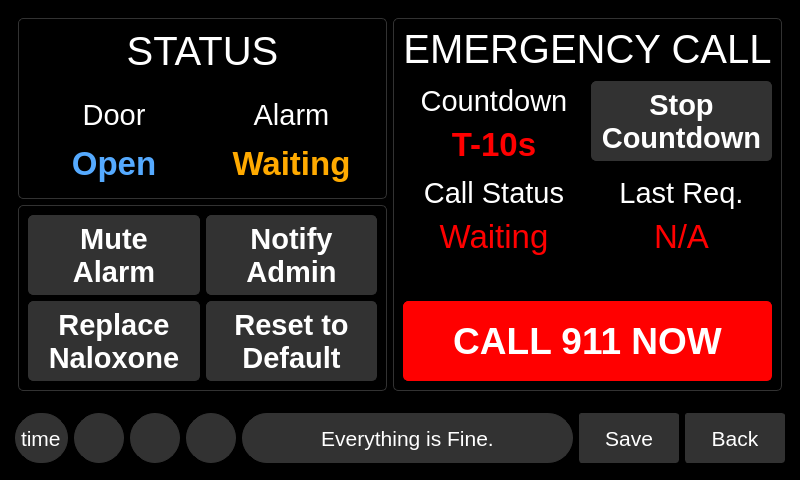
zyl120/Naloxone_Safety_Kit, file qt_design/main_window.ui: the form before one commit.
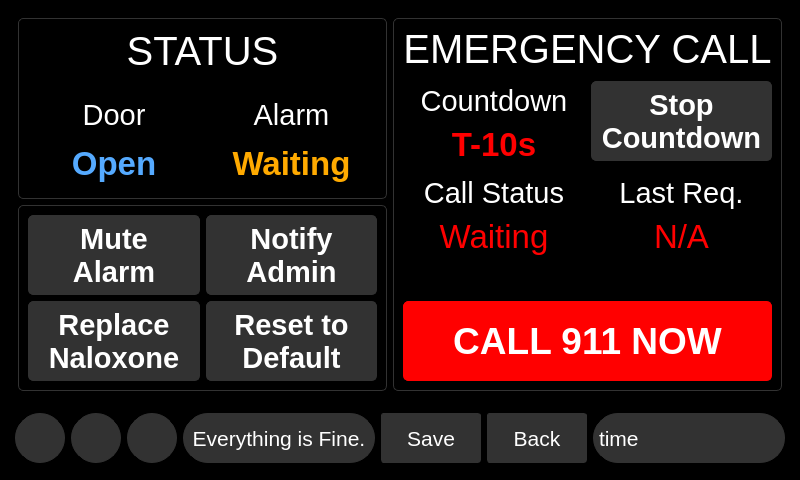
The form after the commit. Icons and pictures are not drawn.

Commit message: change status bar size policy

```diff
--- a/qt_design/main_window.ui
+++ b/qt_design/main_window.ui
@@ -5493,33 +5493,6 @@
        <property name="bottomMargin">
         <number>5</number>
        </property>
-       <item>
-        <widget class="QLabel" name="time_label">
-         <property name="minimumSize">
-          <size>
-           <width>0</width>
-           <height>50</height>
-          </size>
-         </property>
-         <property name="maximumSize">
-          <size>
-           <width>16777215</width>
-           <height>50</height>
-          </size>
-         </property>
-         <property name="font">
-          <font>
-           <pointsize>16</pointsize>
-          </font>
-         </property>
-         <property name="styleSheet">
-          <string notr="true">color: white; background-color: rgb(50,50,50); border-radius:25px;border-color: rgb(50,50,50);border-width: 1px;border-style: solid;</string>
-         </property>
-         <property name="text">
-          <string>time</string>
-         </property>
-        </widget>
-       </item>
        <item>
         <widget class="QPushButton" name="dashboardPushButton">
          <property name="minimumSize">
@@ -5799,6 +5772,39 @@
          </property>
         </widget>
        </item>
+       <item>
+        <widget class="QLabel" name="time_label">
+         <property name="sizePolicy">
+          <sizepolicy hsizetype="MinimumExpanding" vsizetype="Preferred">
+           <horstretch>0</horstretch>
+           <verstretch>0</verstretch>
+          </sizepolicy>
+         </property>
+         <property name="minimumSize">
+          <size>
+           <width>0</width>
+           <height>50</height>
+          </size>
+         </property>
+         <property name="maximumSize">
+          <size>
+           <width>16777215</width>
+           <height>50</height>
+          </size>
+         </property>
+         <property name="font">
+          <font>
+           <pointsize>16</pointsize>
+          </font>
+         </property>
+         <property name="styleSheet">
+          <string notr="true">color: white; background-color: rgb(50,50,50); border-radius:25px;border-color: rgb(50,50,50);border-width: 1px;border-style: solid;</string>
+         </property>
+         <property name="text">
+          <string>time</string>
+         </property>
+        </widget>
+       </item>
       </layout>
      </widget>
     </item>
```
The commit also changes 3 other files.
